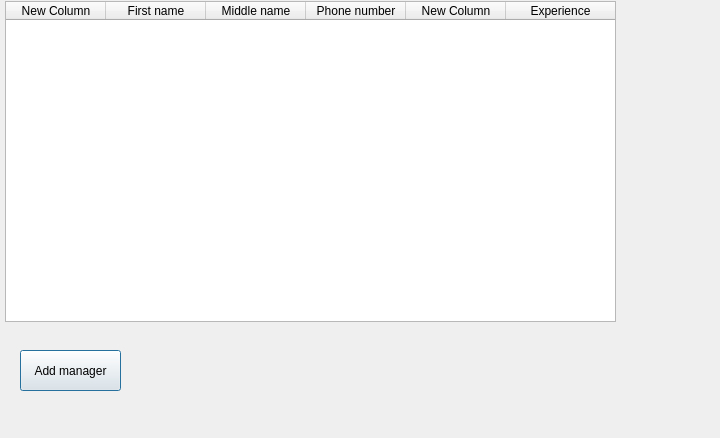
First picture: the form in dialogmanager.ui, repository DmitriiKJ/FinalProject, before the edit.
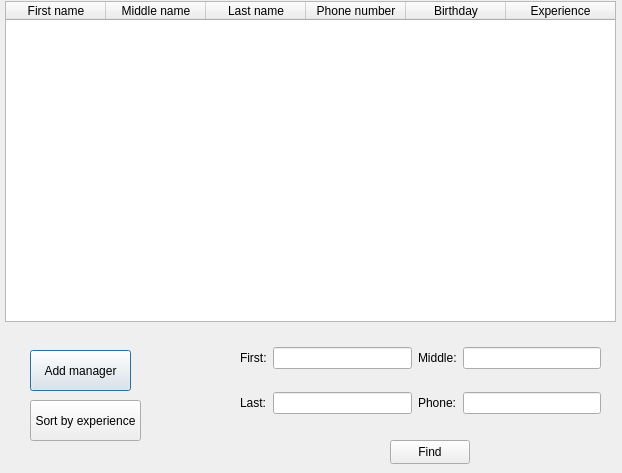
Second picture: the form after the edit.

Commit message: Add buttons in manager

Patch:
```diff
--- a/dialogmanager.ui
+++ b/dialogmanager.ui
@@ -6,8 +6,8 @@
    <rect>
     <x>0</x>
     <y>0</y>
-    <width>720</width>
-    <height>438</height>
+    <width>622</width>
+    <height>473</height>
    </rect>
   </property>
   <property name="windowTitle">
@@ -25,11 +25,6 @@
    <attribute name="horizontalHeaderStretchLastSection">
     <bool>true</bool>
    </attribute>
-   <column>
-    <property name="text">
-     <string>New Column</string>
-    </property>
-   </column>
    <column>
     <property name="text">
      <string>First name</string>
@@ -40,6 +35,11 @@
      <string>Middle name</string>
     </property>
    </column>
+   <column>
+    <property name="text">
+     <string>Last name</string>
+    </property>
+   </column>
    <column>
     <property name="text">
      <string>Phone number</string>
@@ -47,7 +47,7 @@
    </column>
    <column>
     <property name="text">
-     <string>New Column</string>
+     <string>Birthday</string>
     </property>
    </column>
    <column>
@@ -59,7 +59,7 @@
   <widget class="QPushButton" name="pushButton">
    <property name="geometry">
     <rect>
-     <x>20</x>
+     <x>30</x>
      <y>350</y>
      <width>101</width>
      <height>41</height>
@@ -69,6 +69,84 @@
     <string>Add manager</string>
    </property>
   </widget>
+  <widget class="QPushButton" name="pushButton_sort">
+   <property name="geometry">
+    <rect>
+     <x>30</x>
+     <y>400</y>
+     <width>111</width>
+     <height>41</height>
+    </rect>
+   </property>
+   <property name="text">
+    <string>Sort by experience</string>
+   </property>
+  </widget>
+  <widget class="QPushButton" name="pushButton_find">
+   <property name="geometry">
+    <rect>
+     <x>390</x>
+     <y>440</y>
+     <width>80</width>
+     <height>24</height>
+    </rect>
+   </property>
+   <property name="text">
+    <string>Find</string>
+   </property>
+  </widget>
+  <widget class="QWidget" name="">
+   <property name="geometry">
+    <rect>
+     <x>240</x>
+     <y>330</y>
+     <width>361</width>
+     <height>101</height>
+    </rect>
+   </property>
+   <layout class="QGridLayout" name="gridLayout">
+    <item row="0" column="2">
+     <widget class="QLabel" name="label_2">
+      <property name="text">
+       <string>Middle:</string>
+      </property>
+     </widget>
+    </item>
+    <item row="0" column="1">
+     <widget class="QLineEdit" name="lineEdit_first"/>
+    </item>
+    <item row="0" column="3">
+     <widget class="QLineEdit" name="lineEdit_middle"/>
+    </item>
+    <item row="1" column="2">
+     <widget class="QLabel" name="label_4">
+      <property name="text">
+       <string>Phone:</string>
+      </property>
+     </widget>
+    </item>
+    <item row="1" column="0">
+     <widget class="QLabel" name="label_3">
+      <property name="text">
+       <string>Last:</string>
+      </property>
+     </widget>
+    </item>
+    <item row="1" column="1">
+     <widget class="QLineEdit" name="lineEdit_last"/>
+    </item>
+    <item row="0" column="0">
+     <widget class="QLabel" name="label">
+      <property name="text">
+       <string>First:</string>
+      </property>
+     </widget>
+    </item>
+    <item row="1" column="3">
+     <widget class="QLineEdit" name="lineEdit_phone"/>
+    </item>
+   </layout>
+  </widget>
  </widget>
  <resources/>
  <connections/>
```
Left out of the diff: 2 changed lines with no effect on the pictures. The commit also changes 2 other files.
